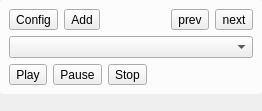
Qt form lumina-desktop/desktop-plugins/audioplayer/PlayerWidget.ui (lumina-desktop/lumina) before a commit.
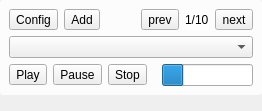
The same form after that commit.

Commit message: Quick update to the new audioplayer plugin. Now there is a label which displays the current song number in the rotation (<num>/<total>), and a progressbar shows a rough estimate of how much longer the running song has.

What changed in the file:
```diff
--- a/lumina-desktop/desktop-plugins/audioplayer/PlayerWidget.ui
+++ b/lumina-desktop/desktop-plugins/audioplayer/PlayerWidget.ui
@@ -84,6 +84,13 @@
           </property>
          </widget>
         </item>
+        <item>
+         <widget class="QLabel" name="label_num">
+          <property name="text">
+           <string notr="true">1/10</string>
+          </property>
+         </widget>
+        </item>
         <item>
          <widget class="QToolButton" name="tool_next">
           <property name="text">
@@ -132,6 +139,16 @@
           </property>
          </spacer>
         </item>
+        <item>
+         <widget class="QProgressBar" name="progressBar">
+          <property name="value">
+           <number>24</number>
+          </property>
+          <property name="textVisible">
+           <bool>false</bool>
+          </property>
+         </widget>
+        </item>
        </layout>
       </item>
      </layout>
```
The commit also changes 2 other files.
